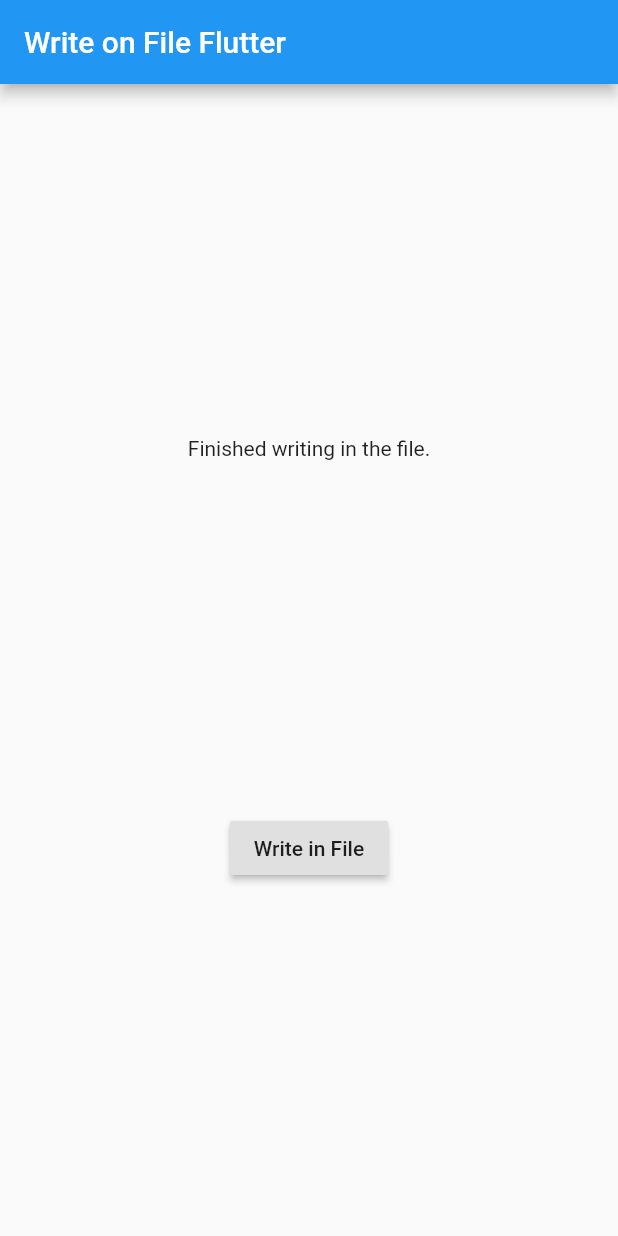
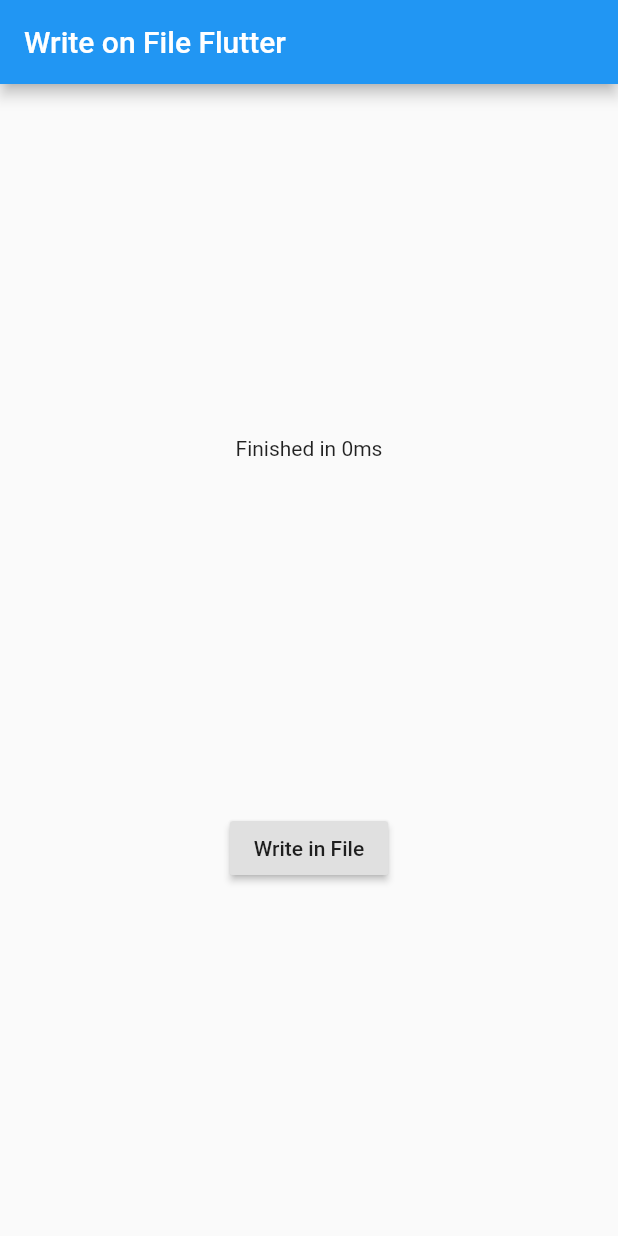
Before and after one commit to icuff/write-file-flutter, a Flutter app: the screen it shows after launch, after a tap on "Write in File", on a phone screen of 412 x 824 dp. Run offline on Flutter 3.47's test engine with Material 2 defaults, Android fonts, the phone set to English and light mode, and no system bars; our stand-ins replace permission_handler.

Commit message:
Add timer.

```diff
--- a/lib/main.dart
+++ b/lib/main.dart
@@ -50,15 +50,20 @@ class _MyHomePageState extends State<MyHomePage> {
   }
 
   void writeData() async {
+    DateTime begin = DateTime.now();
     askPermission();
 
+    List array = [];
+    for(int i = 0; i < 1000000; i++) {
+      array.add('Line ' + (i + 1).toString());
+    }
+    widget.storage.writeData(array.join('\n'));
+
+    DateTime end = DateTime.now();
+    String duration = end.difference(begin).inMilliseconds.toString();
     setState(() {
-      successMsg = 'Finished writing in the file.';
+      successMsg = 'Finished in ' + duration + 'ms';
     });
-
-    String message = 'Message written with Flutter';
-
-    widget.storage.writeData(message);
   }
 
   @override
```
